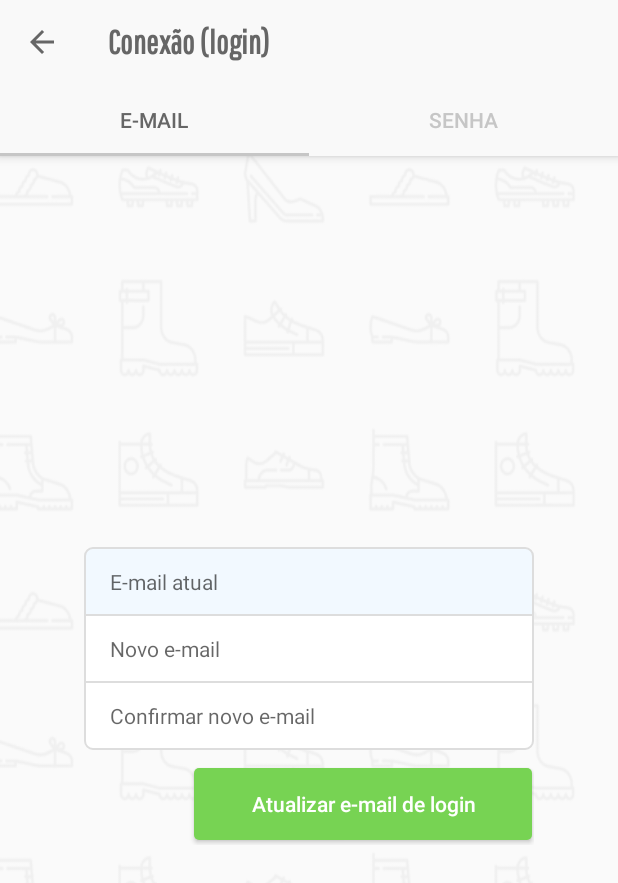
After one commit to estelson/BlueShoes, an Android app: the ConfigConnectionDataActivity screen opened directly, with no data from a screen before it, on a phone screen of 412 x 824 dp. The commit adds this screen. Shown: the top 883 px of the screen. Run offline under Robolectric (Android 15) with nearby library versions, the phone set to English and light mode, and no system bars; libraries missing offline, so code that uses them is left out: com.blankj.utilcode; 1 statement that could not run was skipped.

Commit message:
Como desenvolver as telas de configuração de e-mail e senha

```diff
--- a/app/src/main/java/br/com/ejlsistemas/curso/blueshoes/data/AccountSettingsItemsDataBase.kt
+++ b/app/src/main/java/br/com/ejlsistemas/curso/blueshoes/data/AccountSettingsItemsDataBase.kt
@@ -4,6 +4,7 @@ import android.content.Context
 import br.com.ejlsistemas.curso.blueshoes.R
 import br.com.ejlsistemas.curso.blueshoes.domain.AccountSettingItem
 import br.com.ejlsistemas.curso.blueshoes.view.ConfigProfileActivity
+import br.com.ejlsistemas.curso.blueshoes.view.config.connectiondata.ConfigConnectionDataActivity
 
 class AccountSettingsItemsDataBase {
 
@@ -18,7 +19,7 @@ class AccountSettingsItemsDataBase {
             AccountSettingItem(
                 context.getString(R.string.setting_item_login),
                 context.getString(R.string.setting_item_login_desc),
-                ConfigProfileActivity::class.java
+                ConfigConnectionDataActivity::class.java
             ),
 
             AccountSettingItem(
--- a/app/src/main/java/br/com/ejlsistemas/curso/blueshoes/domain/AccountSettingItem.kt
+++ b/app/src/main/java/br/com/ejlsistemas/curso/blueshoes/domain/AccountSettingItem.kt
@@ -1,9 +1,9 @@
 package br.com.ejlsistemas.curso.blueshoes.domain
 
-import br.com.ejlsistemas.curso.blueshoes.view.FormActivity
+import androidx.appcompat.app.AppCompatActivity
 
 class AccountSettingItem(
     val label: String,
     val description: String,
-    val activityClass: Class<out FormActivity>
+    val activityClass: Class<out AppCompatActivity>
 )
--- /dev/null
+++ b/app/src/main/java/br/com/ejlsistemas/curso/blueshoes/view/config/connectiondata/ConfigConnectionDataActivity.kt
@@ -0,0 +1,69 @@
+package br.com.ejlsistemas.curso.blueshoes.view.config.connectiondata
+
+import android.os.Bundle
+import android.view.MenuItem
+import androidx.appcompat.app.AppCompatActivity
+import androidx.viewpager.widget.ViewPager
+import br.com.ejlsistemas.curso.blueshoes.R
+import com.google.android.material.tabs.TabLayout
+import kotlinx.android.synthetic.main.activity_config_connection_data.*
+
+class ConfigConnectionDataActivity: AppCompatActivity() {
+
+    override fun onCreate(savedInstanceState: Bundle?) {
+        super.onCreate(savedInstanceState)
+        setContentView(R.layout.activity_config_connection_data)
+        setSupportActionBar(toolbar)
+
+        /*
+         * Para liberar o back button na barra de topo da
+         * atividade.
+         * */
+        supportActionBar?.setDisplayHomeAsUpEnabled(true)
+        supportActionBar?.setDisplayShowHomeEnabled(true)
+
+        /*
+         * Hackcode para que a imagem de background do layout não
+         * se ajuste de acordo com a abertura do teclado de
+         * digitação. Caso utilizando o atributo
+         * android:background, o ajuste ocorre, desconfigurando o
+         * layout.
+         * */
+        window.setBackgroundDrawableResource(R.drawable.bg_activity)
+
+        /*
+         * Criando o adaptador de fragmentos que ficarão expostos
+         * no ViewPager.
+         * */
+        val sectionsPagerAdapter = ConfigConnectionDataSectionsAdapter(this, supportFragmentManager)
+
+        /*
+         * Acessando o ViewPager e vinculando o adaptador de
+         * fragmentos a ele.
+         * */
+        val viewPager: ViewPager = findViewById(R.id.view_pager)
+        viewPager.adapter = sectionsPagerAdapter
+
+        /*
+         * Acessando o TabLayout e vinculando ele ao ViewPager
+         * para que haja sincronia na escolha realizada em
+         * qualquer um destes componentes visuais.
+         * */
+        val tabs: TabLayout = findViewById(R.id.tabs)
+        tabs.setupWithViewPager(viewPager)
+    }
+
+    /*
+     * Para permitir que o back button tenha a ação de volta para
+     * a atividade anterior.
+     * */
+    override fun onOptionsItemSelected(item: MenuItem): Boolean {
+        if(item.itemId == android.R.id.home) {
+            finish()
+
+            return true
+        }
+
+        return super.onOptionsItemSelected(item)
+    }
+}
--- /dev/null
+++ b/app/src/main/java/br/com/ejlsistemas/curso/blueshoes/view/config/connectiondata/ConfigConnectionDataSectionsAdapter.kt
@@ -0,0 +1,47 @@
+package br.com.ejlsistemas.curso.blueshoes.view.config.connectiondata
+
+import android.content.Context
+import androidx.fragment.app.FragmentManager
+import androidx.fragment.app.FragmentPagerAdapter
+
+/**
+ * Um FragmentPagerAdapter que retorna um fragmento correspondendo
+ * a uma das sections/tabs/pages.
+ *
+ * Mesmo que o método getItem() indique que mais de uma instância
+ * do mesmo fragmento será criada, na verdade objetos
+ * FragmentPagerAdapter mantêm os fragmentos em memória para que
+ * eles possam ser utilizados novamente, isso enquanto houver
+ * caminho de volta a eles (transição entre Tabs, por exemplo).
+ */
+class ConfigConnectionDataSectionsAdapter(val context: Context, fm: FragmentManager): FragmentPagerAdapter(fm) {
+
+    companion object {
+        const val TOTAL_PAGES = 2
+        const val EMAIL_PAGE_POS = 0
+    }
+
+    /*
+     * getItem() é invocado para devolver uma instância do
+     * fragmento correspondendo a posição (seção/página)
+     * informada.
+     * */
+    override fun getItem(position: Int) = when(position) {
+        EMAIL_PAGE_POS -> {
+            ConfigEmailFragment()
+        } else -> {
+            ConfigPasswordFragment()
+        }
+    }
+
+    override fun getPageTitle(position: Int) = context.getString(when(position) {
+        EMAIL_PAGE_POS -> {
+            ConfigEmailFragment.TAB_TITLE
+        } else -> {
+            ConfigPasswordFragment.TAB_TITLE
+        }
+    })
+
+    override fun getCount() = TOTAL_PAGES
+
+}
--- /dev/null
+++ b/app/src/main/java/br/com/ejlsistemas/curso/blueshoes/view/config/connectiondata/ConfigEmailFragment.kt
@@ -0,0 +1,64 @@
+package br.com.ejlsistemas.curso.blueshoes.view.config.connectiondata
+
+import android.os.Bundle
+import br.com.ejlsistemas.curso.blueshoes.R
+import br.com.ejlsistemas.curso.blueshoes.util.isValidEmail
+import br.com.ejlsistemas.curso.blueshoes.util.validate
+import br.com.ejlsistemas.curso.blueshoes.view.FormFragment
+import kotlinx.android.synthetic.main.fragment_config_email.*
+
+class ConfigEmailFragment: FormFragment() {
+
+    companion object {
+        const val TAB_TITLE = R.string.config_connection_data_tab_email
+    }
+
+    override fun getLayoutResourceID() = R.layout.fragment_config_email
+
+    override fun onActivityCreated(savedInstanceState: Bundle?) {
+        super.onActivityCreated(savedInstanceState)
+
+        bt_update_email_login.setOnClickListener {
+            callPasswordDialog()
+        }
+
+        et_current_email.validate({
+            it.isValidEmail()
+        }, getString(R.string.invalid_email))
+
+        et_new_email.validate({
+            it.isValidEmail()
+        }, getString(R.string.invalid_email))
+
+        et_new_email_confirm.validate({
+            /*
+             * O toString() em et_new_email.text.toString() é
+             * necessário, caso contrário a validação falha
+             * mesmo quando é para ser ok.
+             * */
+            (et_new_email.text.isNotEmpty() && it.equals(et_new_email.text.toString())) || et_new_email.text.isEmpty()
+        }, getString(R.string.invalid_confirmed_email))
+
+        et_new_email_confirm.setOnEditorActionListener(this)
+    }
+
+    override fun backEndFakeDelay() {
+        backEndFakeDelay(false, getString(R.string.invalid_sign_up_email))
+    }
+
+    override fun blockFields(status: Boolean) {
+        et_current_email.isEnabled = !status
+        et_new_email.isEnabled = !status
+        et_new_email_confirm.isEnabled = !status
+        bt_update_email_login.isEnabled = !status
+    }
+
+    override fun isMainButtonSending(status: Boolean) {
+        bt_update_email_login.text = if(status) {
+            getString(R.string.update_email_login_going)
+        } else {
+            getString(R.string.update_email_login)
+        }
+    }
+
+}
--- /dev/null
+++ b/app/src/main/java/br/com/ejlsistemas/curso/blueshoes/view/config/connectiondata/ConfigPasswordFragment.kt
@@ -0,0 +1,56 @@
+package br.com.ejlsistemas.curso.blueshoes.view.config.connectiondata
+
+import android.os.Bundle
+import br.com.ejlsistemas.curso.blueshoes.R
+import br.com.ejlsistemas.curso.blueshoes.util.isValidPassword
+import br.com.ejlsistemas.curso.blueshoes.util.validate
+import br.com.ejlsistemas.curso.blueshoes.view.FormFragment
+import kotlinx.android.synthetic.main.fragment_config_password.*
+
+class ConfigPasswordFragment: FormFragment() {
+
+    companion object {
+        const val TAB_TITLE = R.string.config_connection_data_tab_password
+    }
+
+    override fun getLayoutResourceID() = R.layout.fragment_config_password
+
+    override fun onActivityCreated(savedInstanceState: Bundle?) {
+        super.onActivityCreated(savedInstanceState)
+
+        bt_update_password.setOnClickListener {
+            callPasswordDialog()
+        }
+
+        et_new_password.validate({ it.isValidPassword() }, getString(R.string.invalid_password))
+
+        et_new_password_confirm.validate({
+            /*
+             * O toString() em et_new_password.text.toString() é
+             * necessário, caso contrário a validação falha
+             * mesmo quando é para ser ok.
+             * */
+            (et_new_password.text.isNotEmpty() && it.equals(et_new_password.text.toString())) || et_new_password.text.isEmpty()
+        }, getString(R.string.invalid_confirmed_password))
+
+        et_new_password_confirm.setOnEditorActionListener(this)
+    }
+
+    override fun backEndFakeDelay() {
+        backEndFakeDelay(false, getString(R.string.invalid_password))
+    }
+
+    override fun blockFields(status: Boolean) {
+        et_new_password.isEnabled = !status
+        et_new_password_confirm.isEnabled = !status
+        bt_update_password.isEnabled = !status
+    }
+
+    override fun isMainButtonSending(status: Boolean) {
+        bt_update_password.text = if(status) {
+            getString(R.string.update_password_going)
+        } else {
+            getString(R.string.update_password)
+        }
+    }
+}
--- /dev/null
+++ b/app/src/main/res/layout/activity_config_connection_data.xml
@@ -0,0 +1,40 @@
+<?xml version="1.0" encoding="utf-8"?>
+<androidx.coordinatorlayout.widget.CoordinatorLayout
+    xmlns:android="http://schemas.android.com/apk/res/android"
+    xmlns:app="http://schemas.android.com/apk/res-auto"
+    xmlns:tools="http://schemas.android.com/tools"
+    android:layout_width="match_parent"
+    android:layout_height="match_parent"
+    tools:context=".view.config.connectiondata.ConfigConnectionDataActivity">
+
+    <com.google.android.material.appbar.AppBarLayout
+        android:layout_height="wrap_content"
+        android:layout_width="match_parent"
+        android:theme="@style/AppTheme.AppBarOverlay">
+
+        <androidx.appcompat.widget.Toolbar
+            android:id="@+id/toolbar"
+            android:layout_width="match_parent"
+            android:layout_height="?attr/actionBarSize"
+            android:background="?attr/colorPrimary"
+            android:theme="@style/Toolbar"
+            app:popupTheme="@style/AppTheme.PopupOverlay"
+            app:titleTextAppearance="@style/TitleAppearance"/>
+
+        <com.google.android.material.tabs.TabLayout
+            android:id="@+id/tabs"
+            android:layout_width="match_parent"
+            android:layout_height="wrap_content"
+            android:background="?attr/colorPrimary"
+            app:tabIndicatorColor="@color/colorPrimaryDark"
+            app:tabSelectedTextColor="@color/colorText"
+            app:tabTextColor="@color/colorPrimaryDark"/>
+
+    </com.google.android.material.appbar.AppBarLayout>
+
+    <androidx.viewpager.widget.ViewPager
+        android:id="@+id/view_pager"
+        android:layout_width="match_parent"
+        android:layout_height="match_parent"
+        app:layout_behavior="@string/appbar_scrolling_view_behavior"/>
+</androidx.coordinatorlayout.widget.CoordinatorLayout>
--- /dev/null
+++ b/app/src/main/res/layout/fragment_config_email.xml
@@ -0,0 +1,48 @@
+<?xml version="1.0" encoding="utf-8"?>
+<LinearLayout xmlns:android="http://schemas.android.com/apk/res/android"
+    android:layout_width="wrap_content"
+    android:layout_height="wrap_content"
+    android:orientation="vertical">
+
+    <LinearLayout
+        android:id="@+id/ll_container_fields"
+        android:layout_width="wrap_content"
+        android:layout_height="wrap_content"
+        android:orientation="vertical">
+
+        <EditText
+            android:id="@+id/et_current_email"
+            style="@style/EditTextFormField"
+            android:background="@drawable/bg_form_field_top"
+            android:hint="@string/hint_current_email"
+            android:imeOptions="actionNext"
+            android:inputType="textEmailAddress" />
+
+        <EditText
+            android:id="@+id/et_new_email"
+            style="@style/EditTextFormField"
+            android:layout_marginTop="-1dp"
+            android:background="@drawable/bg_form_field_sqr"
+            android:hint="@string/hint_new_email"
+            android:imeOptions="actionNext"
+            android:inputType="textEmailAddress" />
+
+        <EditText
+            android:id="@+id/et_new_email_confirm"
+            style="@style/EditTextFormField"
+            android:layout_marginTop="-1dp"
+            android:background="@drawable/bg_form_field_bottom"
+            android:hint="@string/hint_new_email_confirm"
+            android:imeOptions="actionDone"
+            android:inputType="textEmailAddress" />
+    </LinearLayout>
+
+    <Button
+        android:id="@+id/bt_update_email_login"
+        style="@style/ButtonForm"
+        android:layout_gravity="end"
+        android:layout_marginEnd="1dp"
+        android:layout_marginRight="1dp"
+        android:layout_marginBottom="3dp"
+        android:text="@string/update_email_login" />
+</LinearLayout>
--- /dev/null
+++ b/app/src/main/res/layout/fragment_form.xml
@@ -0,0 +1,15 @@
+<?xml version="1.0" encoding="utf-8"?>
+<FrameLayout xmlns:android="http://schemas.android.com/apk/res/android"
+    android:layout_width="match_parent"
+    android:layout_height="match_parent">
+
+    <FrameLayout
+        android:id="@+id/fl_form"
+        android:padding="16dp"
+        android:layout_width="wrap_content"
+        android:layout_height="wrap_content"
+        android:layout_gravity="center"/>
+
+    <include layout="@layout/proxy_screen"/>
+
+</FrameLayout>
--- a/app/src/main/res/values/strings.xml
+++ b/app/src/main/res/values/strings.xml
@@ -253,4 +253,40 @@
     <string name="imagepicker_selection_limit">
         Apenas uma imagem pode ser selecionada.
     </string>
+
+    <!-- Dialog Password -->
+    <string name="dialog_password_info">
+        Entre com a senha para poder prosseguir:
+    </string>
+    <string name="dialog_password_hint">Senha</string>
+    <string name="dialog_password_go">PROSSEGUIR</string>
+    <string name="dialog_password_cancel">CANCELAR</string>
+
+    <!-- ConfigEmailFragment -->
+    <string name="config_connection_data_tab_email">E-MAIL</string>
+
+    <string name="hint_current_email">E-mail atual</string>
+    <string name="hint_new_email">Novo e-mail</string>
+    <string name="hint_new_email_confirm">Confirmar novo e-mail</string>
+
+    <string name="invalid_confirmed_email">
+        Confirme o e-mail informado no campo acima.
+    </string>
+
+    <string name="update_email_login">Atualizar e-mail de login</string>
+    <string name="update_email_login_going">Atualizando&#8230;</string>
+
+    <!-- ConfigPasswordFragment -->
+    <string name="config_connection_data_tab_password">SENHA</string>
+
+    <string name="hint_new_password">Nova senha</string>
+    <string name="hint_new_password_confirm">Confirmar nova senha</string>
+
+    <string name="update_password">Atualizar senha</string>
+    <string name="update_password_going">Atualizando&#8230;</string>
+
+    <!-- ConfigConnectionDataActivity -->
+    <string name="title_activity_config_connection_data">
+        Conexão (login)
+    </string>
 </resources>
```
Also changed, not shown: app/src/main/AndroidManifest.xml (+12 -7 lines), app/src/main/java/br/com/ejlsistemas/curso/blueshoes/view/FormFragment.kt (added, +212 -0 lines), app/src/main/res/layout/dialog_password.xml (added, +28 -0 lines), app/src/main/res/layout/fragment_config_password.xml (added, +39 -0 lines).
